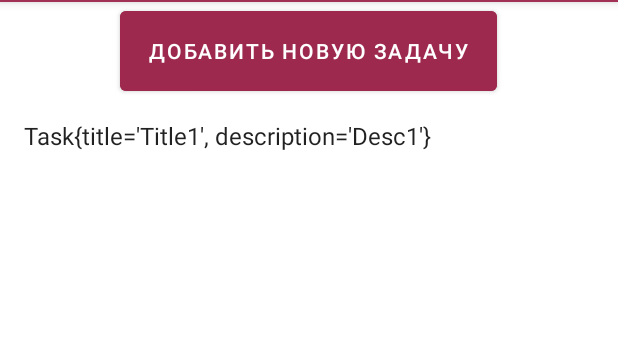
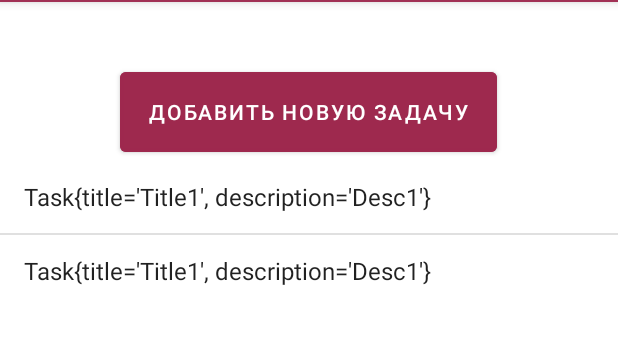
Before and after one commit to Amikuto/TodoApplication, an Android app: the screen it shows after launch (TaskListActivity), after a tap on "ЛИЧНЫЕ", on a phone screen of 412 x 824 dp, the part 82-426 px from its top. Run offline under Robolectric (Android 15) with nearby library versions, the phone set to English and light mode, and no system bars.

Commit message:
Now send filtered tasks

```diff
--- a/app/src/main/java/uni/ami/todoapplication/MainActivity.java
+++ b/app/src/main/java/uni/ami/todoapplication/MainActivity.java
@@ -9,12 +9,17 @@ import android.widget.Button;
 
 import java.util.ArrayList;
 import java.util.Arrays;
+import java.util.stream.Collectors;
 
 public class MainActivity extends AppCompatActivity implements View.OnClickListener {
 
-    Button personalButton, eduButton, workButton, restButton;
+    Button personalButton, eduButton, workButton, recrButton;
     ArrayList<Task> mNameList = new ArrayList<>(Arrays.asList(
-            new Task(1L, "Title1", "Desc1", TaskType.PERSONAL)
+            new Task(1L, "Title1", "Desc1", TaskType.PERSONAL),
+            new Task(1L, "Title1", "Desc1", TaskType.PERSONAL),
+            new Task(1L, "Title1", "Desc1", TaskType.EDU),
+            new Task(1L, "Title1", "Desc1", TaskType.WORK),
+            new Task(1L, "Title1", "Desc1", TaskType.RECREATION)
     ));
 
     @Override
@@ -24,17 +29,39 @@ public class MainActivity extends AppCompatActivity implements View.OnClickListe
 
         findViewById(R.id.personalButton).setOnClickListener(this);
         eduButton = findViewById(R.id.eduButton);
+        eduButton.setOnClickListener(this);
         workButton = findViewById(R.id.workButton);
-        restButton = findViewById(R.id.restButton);
+        workButton.setOnClickListener(this);
+        recrButton = findViewById(R.id.recrButton);
+        recrButton.setOnClickListener(this);
     }
 
     @Override
     public void onClick(View view) {
-
-//        case (vi)
         Intent intent = new Intent(this, TaskListActivity.class);
-        intent.putExtra("TASKS_ARRAY_LIST", mNameList);
-        intent.putExtra("TASK_TYPE", TaskType.PERSONAL);
+        TaskType type = TaskType.PERSONAL;
+        switch (view.getId()) {
+            case R.id.personalButton:
+                type = TaskType.PERSONAL;
+                break;
+            case R.id.eduButton:
+                type = TaskType.EDU;
+                break;
+            case R.id.workButton:
+                type = TaskType.WORK;
+                break;
+            case R.id.recrButton:
+                type = TaskType.RECREATION;
+                break;
+        }
+        intent.putExtra("TASK_TYPE", type);
+        final TaskType finalType = type;
+        ArrayList<Task> dtoList = (ArrayList<Task>) mNameList
+                .stream().filter(task -> task.getType() == finalType)
+                .collect(Collectors.toList());
+        intent.putExtra(
+                "TASKS_ARRAY_LIST", dtoList
+        );
         startActivity(intent);
     }
 }
--- a/app/src/main/java/uni/ami/todoapplication/TaskListActivity.java
+++ b/app/src/main/java/uni/ami/todoapplication/TaskListActivity.java
@@ -14,6 +14,7 @@ import android.widget.Button;
 import android.widget.LinearLayout;
 import android.widget.ListView;
 import android.widget.PopupWindow;
+import android.widget.TextView;
 
 import java.text.SimpleDateFormat;
 import java.util.ArrayList;
@@ -25,6 +26,7 @@ public class TaskListActivity extends AppCompatActivity implements View.OnClickL
     ListView tasksListView;
     ArrayAdapter<Task> mArrayAdapter;
     ArrayList<Task> mNameList;
+    TextView taskTypeText;
 
     @Override
     protected void onCreate(Bundle savedInstanceState) {
@@ -32,10 +34,15 @@ public class TaskListActivity extends AppCompatActivity implements View.OnClickL
         setContentView(R.layout.activity_task_list);
 
         tasksListView = findViewById(R.id.tasksListView);
+        taskTypeText = findViewById(R.id.taskTypeText);
         addNewTaskButton = findViewById(R.id.addNewTaskButton);
         addNewTaskButton.setOnClickListener(this);
+
         Intent i = getIntent();
         mNameList = (ArrayList<Task>) i.getSerializableExtra("TASKS_ARRAY_LIST");
+        String type = i.getSerializableExtra("TASK_TYPE").toString();
+        taskTypeText.setText(type);
+
         mArrayAdapter = new ArrayAdapter<>(this, android.R.layout.simple_list_item_1, mNameList);
         tasksListView.setAdapter(mArrayAdapter);
     }
--- a/app/src/main/java/uni/ami/todoapplication/TaskType.java
+++ b/app/src/main/java/uni/ami/todoapplication/TaskType.java
@@ -1,12 +1,24 @@
 package uni.ami.todoapplication;
 
-public enum TaskType {
+import java.io.Serializable;
+
+public enum TaskType implements Serializable {
     PERSONAL("Личные"),
-    EDU("Учебна"),
+    EDU("Учеба"),
     WORK("Работа"),
     RECREATION("Отдых");
+    private final String description;
 
-    TaskType(String s) {
+    TaskType(String description) {
+        this.description = description;
+    }
 
+    public String getDescription() {
+        return description;
+    }
+
+    @Override
+    public String toString() {
+        return description;
     }
 }
--- a/app/src/main/res/layout/activity_main.xml
+++ b/app/src/main/res/layout/activity_main.xml
@@ -45,7 +45,7 @@
                 android:text="работа" />
 
             <Button
-                android:id="@+id/restButton"
+                android:id="@+id/recrButton"
                 style="@style/MyButton"
                 android:text="отдых" />
 
--- a/app/src/main/res/layout/activity_task_list.xml
+++ b/app/src/main/res/layout/activity_task_list.xml
@@ -11,6 +11,15 @@
         android:layout_height="match_parent"
         android:orientation="vertical">
 
+        <TextView
+            android:id="@+id/taskTypeText"
+            android:layout_width="match_parent"
+            android:layout_height="wrap_content"
+            android:textSize="30dp"
+            android:gravity="center"
+            android:textColor="@color/white"
+            android:text="Личные"/>
+
         <Button
             android:id="@+id/addNewTaskButton"
             style="@style/MyButton"
```
